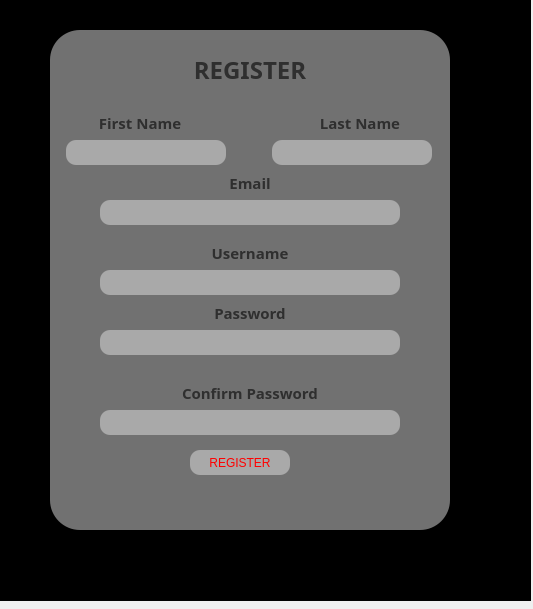
Above: Car-Rent-Ap-Qt/registration.ui from MilitaryGuineaPig/Car-Rent-Ap-Qt before the change. Below: the same form after it.
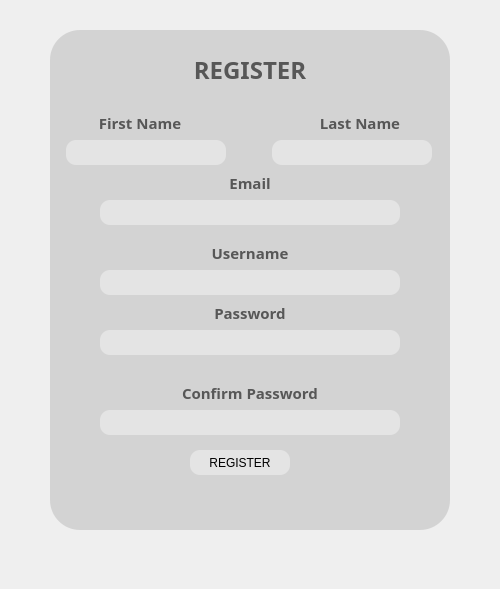
That is the form after the change. Icons and pictures are not drawn.

The edit to the form file:
```diff
--- a/Car-Rent-Ap-Qt/registration.ui
+++ b/Car-Rent-Ap-Qt/registration.ui
@@ -6,8 +6,8 @@
    <rect>
     <x>0</x>
     <y>0</y>
-    <width>533</width>
-    <height>609</height>
+    <width>500</width>
+    <height>589</height>
    </rect>
   </property>
   <property name="windowTitle">
@@ -29,6 +29,9 @@
     <string notr="true">background-color: rgba(255, 255, 255, 100);
 border-radius: 10px;</string>
    </property>
+   <property name="frame">
+    <bool>true</bool>
+   </property>
   </widget>
   <widget class="QLineEdit" name="LastNameInput">
    <property name="geometry">
@@ -185,8 +188,9 @@
 background-color: rgba(255, 255, 255, 100);
 border-radius: 10px;
 color: rgba(192, 192, 192, 240);
-color: red;
+color: black;
 text-align: center;
+font: 700 11pt &quot;Segoe Print&quot;;
 }
 
 QPushButton:hover{
@@ -361,12 +365,13 @@
     <rect>
      <x>0</x>
      <y>-10</y>
-     <width>531</width>
-     <height>611</height>
+     <width>500</width>
+     <height>600</height>
     </rect>
    </property>
    <property name="styleSheet">
-    <string notr="true"> background-color: black;
+    <string notr="true">background-image: url(:/images/darkBg.jpg);
+background-size: auto;
 </string>
    </property>
    <property name="text">
@@ -451,7 +456,7 @@
 color: rgba(0, 0, 0, 150);</string>
    </property>
    <property name="text">
-    <string> </string>
+    <string/>
    </property>
    <property name="alignment">
     <set>Qt::AlignCenter</set>
```
Left out of the diff: 2 changed lines with no effect on the pictures.
